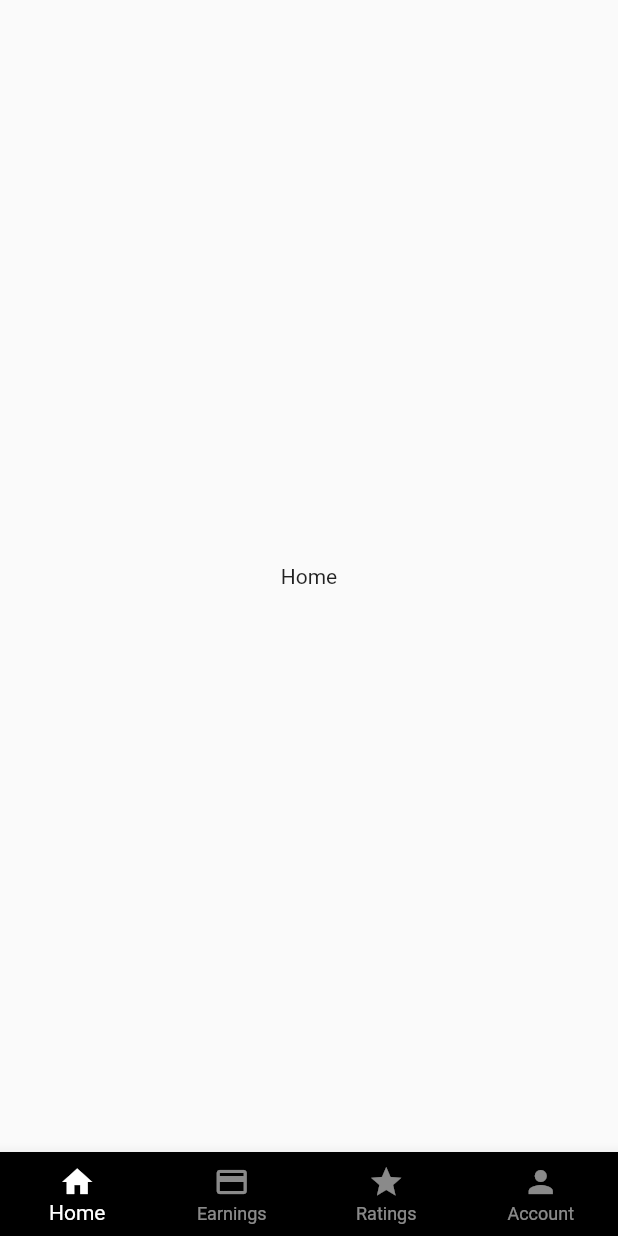
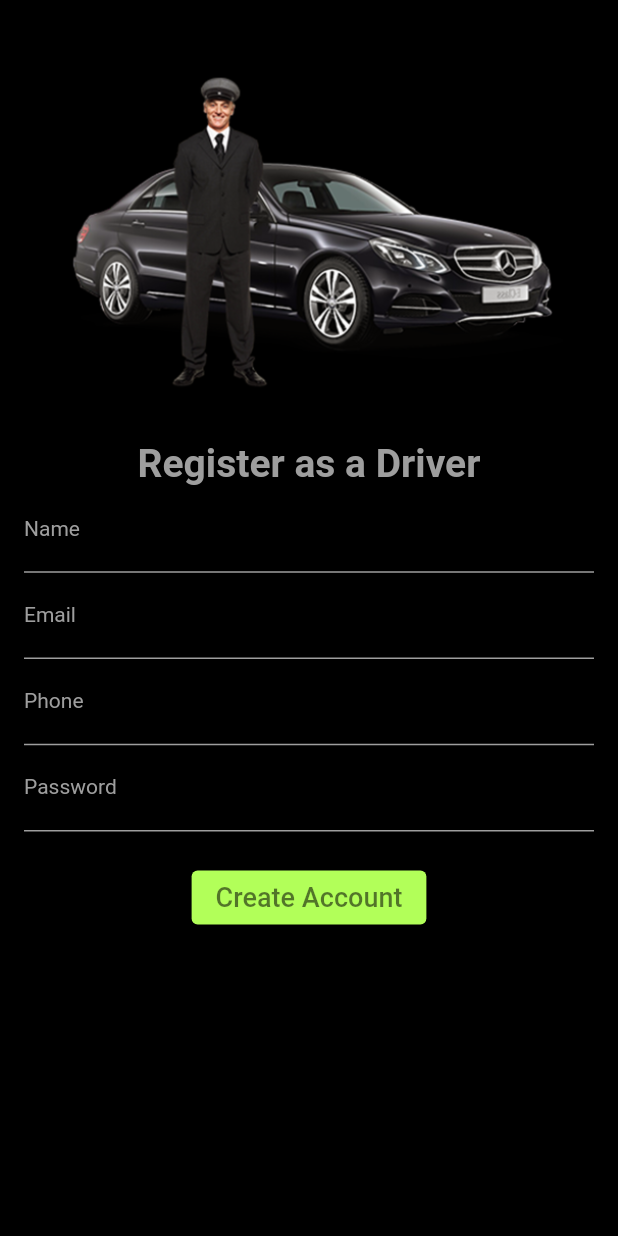
Before and after one commit to HidayaElHabti/UberDriversApp, a Flutter app: the screen it shows after launch, on a phone screen of 412 x 824 dp. Run offline on Flutter 3.47's test engine with Material 2 defaults, Android fonts, the phone set to English and light mode, and no system bars.

Commit message:
SignUp Screen

```diff
--- /dev/null
+++ b/lib/authentication/signup_screen.dart
@@ -0,0 +1,156 @@
+import 'package:flutter/material.dart';
+
+class SignUpScreen extends StatefulWidget {
+  @override
+  State<SignUpScreen> createState() => _SignUpScreenState();
+}
+
+class _SignUpScreenState extends State<SignUpScreen> {
+  final TextEditingController _nameController = TextEditingController();
+  final TextEditingController _emailController = TextEditingController();
+  final TextEditingController _phoneController = TextEditingController();
+  final TextEditingController _passwordController = TextEditingController();
+
+  @override
+  Widget build(BuildContext context) {
+    return Scaffold(
+      backgroundColor: Colors.black,
+      body: SingleChildScrollView(
+        child: Padding(
+          padding: const EdgeInsets.all(16.0),
+          child: Column(
+            children: [
+              const SizedBox(height: 10),
+              Padding(
+                padding: const EdgeInsets.all(20.0),
+                child: Image.asset('images/logo1.png'),
+              ),
+              const SizedBox(height: 10),
+              const Text(
+                'Register as a Driver',
+                style: TextStyle(
+                  fontSize: 26,
+                  color: Colors.grey,
+                  fontWeight: FontWeight.bold,
+                ),
+              ),
+              TextField(
+                controller: _nameController,
+                keyboardType: TextInputType.text,
+                style: const TextStyle(
+                  color: Colors.grey,
+                ),
+                decoration: const InputDecoration(
+                  labelText: 'Name',
+                  labelStyle: TextStyle(
+                    color: Colors.grey,
+                    fontSize: 14,
+                  ),
+                  hintText: 'Name',
+                  hintStyle: TextStyle(
+                    color: Colors.grey,
+                    fontSize: 10,
+                  ),
+                  enabledBorder: UnderlineInputBorder(
+                    borderSide: BorderSide(color: Colors.grey),
+                  ),
+                  focusedBorder: UnderlineInputBorder(
+                    borderSide: BorderSide(color: Colors.grey),
+                  ),
+                ),
+              ),
+              TextField(
+                controller: _emailController,
+                keyboardType: TextInputType.emailAddress,
+                style: const TextStyle(
+                  color: Colors.grey,
+                ),
+                decoration: const InputDecoration(
+                  labelText: 'Email',
+                  labelStyle: TextStyle(
+                    color: Colors.grey,
+                    fontSize: 14,
+                  ),
+                  hintText: 'Email',
+                  hintStyle: TextStyle(
+                    color: Colors.grey,
+                    fontSize: 10,
+                  ),
+                  enabledBorder: UnderlineInputBorder(
+                    borderSide: BorderSide(color: Colors.grey),
+                  ),
+                  focusedBorder: UnderlineInputBorder(
+                    borderSide: BorderSide(color: Colors.grey),
+                  ),
+                ),
+              ),
+              TextField(
+                controller: _phoneController,
+                keyboardType: TextInputType.phone,
+                style: const TextStyle(
+                  color: Colors.grey,
+                ),
+                decoration: const InputDecoration(
+                  labelText: 'Phone',
+                  labelStyle: TextStyle(
+                    color: Colors.grey,
+                    fontSize: 14,
+                  ),
+                  hintText: 'Phone',
+                  hintStyle: TextStyle(
+                    color: Colors.grey,
+                    fontSize: 10,
+                  ),
+                  enabledBorder: UnderlineInputBorder(
+                    borderSide: BorderSide(color: Colors.grey),
+                  ),
+                  focusedBorder: UnderlineInputBorder(
+                    borderSide: BorderSide(color: Colors.grey),
+                  ),
+                ),
+              ),
+              TextField(
+                controller: _passwordController,
+                keyboardType: TextInputType.text,
+                obscureText: true,
+                style: const TextStyle(
+                  color: Colors.grey,
+                ),
+                decoration: const InputDecoration(
+                  labelText: 'Password',
+                  labelStyle: TextStyle(
+                    color: Colors.grey,
+                    fontSize: 14,
+                  ),
+                  hintText: 'Password',
+                  hintStyle: TextStyle(
+                    color: Colors.grey,
+                    fontSize: 10,
+                  ),
+                  enabledBorder: UnderlineInputBorder(
+                    borderSide: BorderSide(color: Colors.grey),
+                  ),
+                  focusedBorder: UnderlineInputBorder(
+                    borderSide: BorderSide(color: Colors.grey),
+                  ),
+                ),
+              ),
+              const SizedBox(height: 20),
+              ElevatedButton(
+                onPressed: () {},
+                style: ElevatedButton.styleFrom(
+                  primary: Colors.lightGreenAccent,
+                ),
+                child: const Text('Create Account',
+                    style: TextStyle(
+                      color: Colors.black54,
+                      fontSize: 18,
+                    )),
+              )
+            ],
+          ),
+        ),
+      ),
+    );
+  }
+}
--- a/lib/splashScreen/splash_screen.dart
+++ b/lib/splashScreen/splash_screen.dart
@@ -1,6 +1,6 @@
 import 'dart:async';
 
-import 'package:drivers_app/mainScreens/main_screen.dart';
+import 'package:drivers_app/authentication/signup_screen.dart';
 import 'package:flutter/material.dart';
 
 class MySplashScreen extends StatefulWidget {
@@ -16,7 +16,7 @@
       //send user to Main Screen
       Navigator.push(
         context,
-        MaterialPageRoute(builder: (context) => const MainScreen()),
+        MaterialPageRoute(builder: (context) => SignUpScreen()),
       );
     });
   }
```
